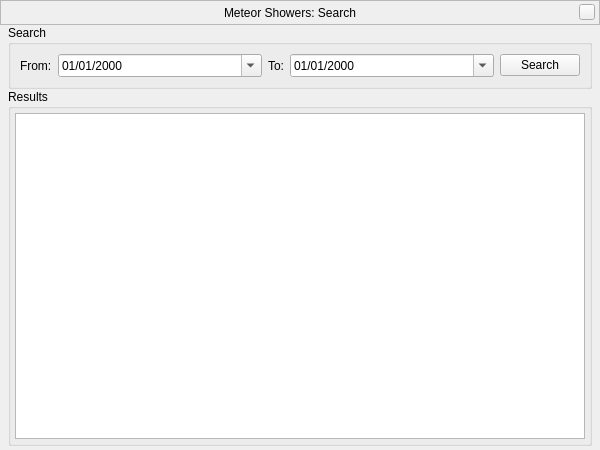
Above: plugins/MeteorShowers/src/gui/MSSearchDialog.ui from 519984307/stellarium_src before the change. Below: the same form after it.
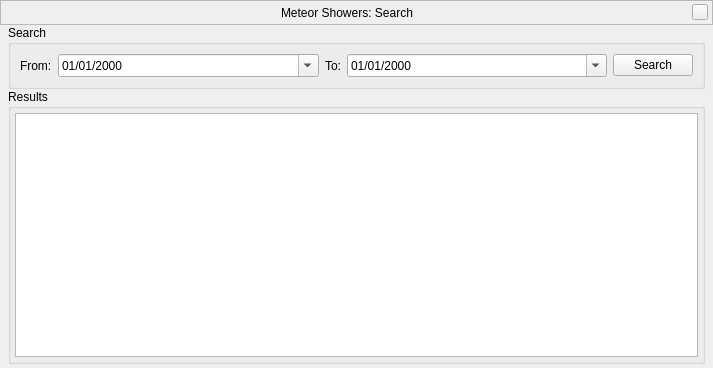
That is the form after the change. Custom widgets are drawn as their Qt base class.

Commit message: Fixed width of search dialog for Meteor Showers plugin; Fixed shortcut for "Remove selection of constellations" action

```diff
--- a/plugins/MeteorShowers/src/gui/MSSearchDialog.ui
+++ b/plugins/MeteorShowers/src/gui/MSSearchDialog.ui
@@ -6,8 +6,8 @@
    <rect>
     <x>0</x>
     <y>0</y>
-    <width>600</width>
-    <height>450</height>
+    <width>713</width>
+    <height>368</height>
    </rect>
   </property>
   <property name="windowTitle">
```
The commit also changes 2 other files.
